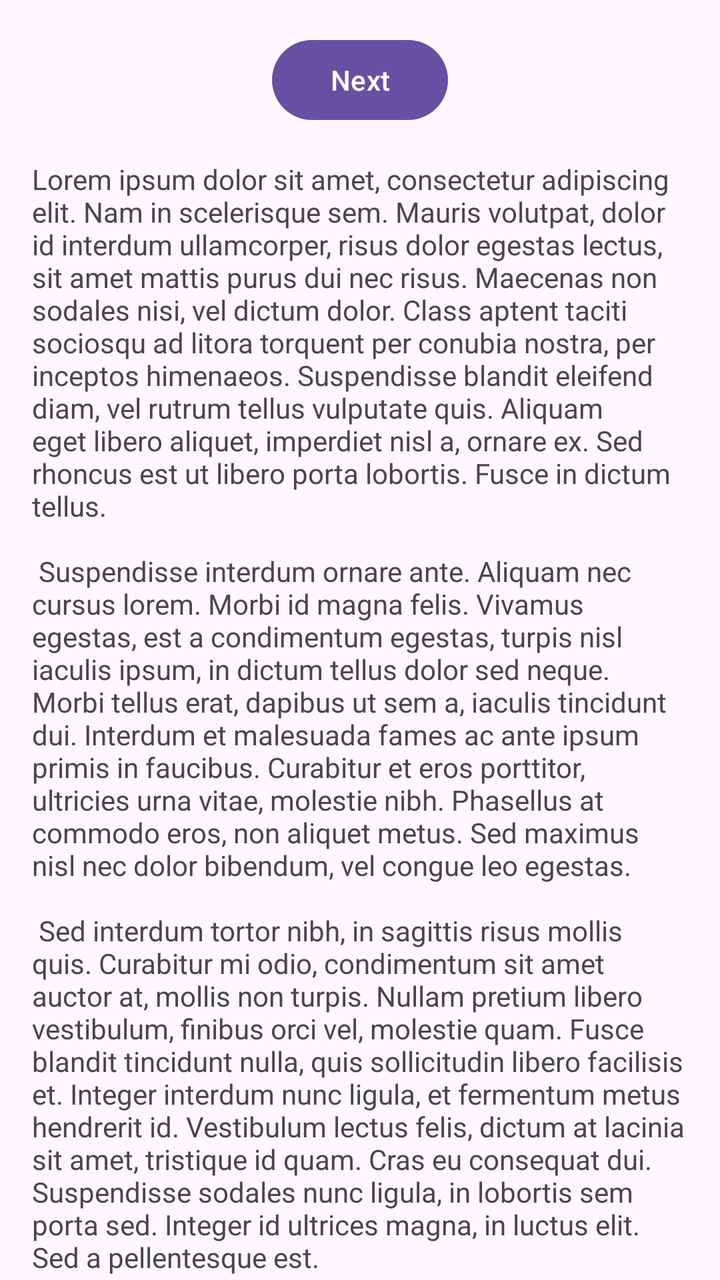
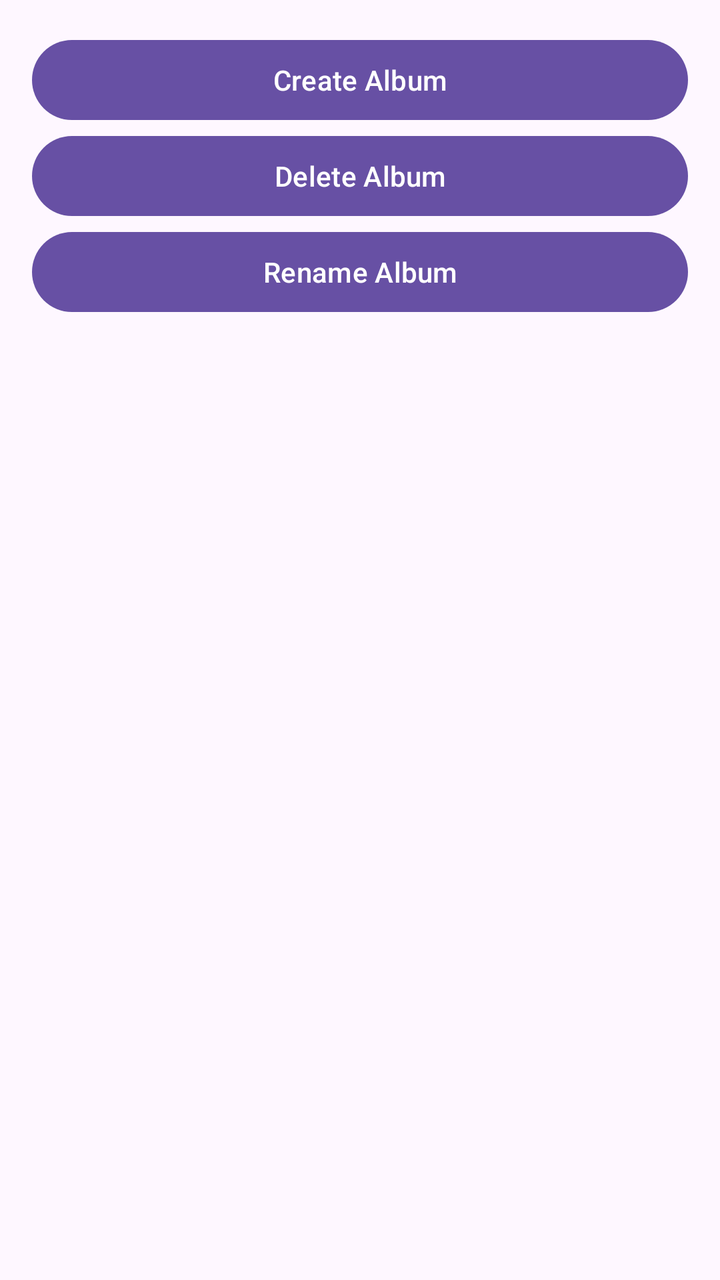

An Android layout rendered at two revisions. The XML below is the earlier revision; the diff shows what the commit changed to produce the second picture.
<!-- AndroidManifest.xml: application theme Theme.Photos -->
<!-- res/layout/fragment_first.xml -->
<?xml version="1.0" encoding="utf-8"?>
<androidx.core.widget.NestedScrollView xmlns:android="http://schemas.android.com/apk/res/android"
    xmlns:app="http://schemas.android.com/apk/res-auto"
    xmlns:tools="http://schemas.android.com/tools"
    android:layout_width="match_parent"
    android:layout_height="match_parent"
    tools:context=".FirstFragment">

    <androidx.constraintlayout.widget.ConstraintLayout
        android:layout_width="match_parent"
        android:layout_height="match_parent"
        android:padding="16dp">

        <Button
            android:id="@+id/button_first"
            android:layout_width="wrap_content"
            android:layout_height="wrap_content"
            android:text="@string/next"
            app:layout_constraintBottom_toTopOf="@id/textview_first"
            app:layout_constraintEnd_toEndOf="parent"
            app:layout_constraintStart_toStartOf="parent"
            app:layout_constraintTop_toTopOf="parent" />

        <TextView
            android:id="@+id/textview_first"
            android:layout_width="wrap_content"
            android:layout_height="wrap_content"
            android:layout_marginTop="16dp"
            android:text="@string/lorem_ipsum"
            app:layout_constraintBottom_toBottomOf="parent"
            app:layout_constraintEnd_toEndOf="parent"
            app:layout_constraintStart_toStartOf="parent"
            app:layout_constraintTop_toBottomOf="@id/button_first" />
    </androidx.constraintlayout.widget.ConstraintLayout>
</androidx.core.widget.NestedScrollView>
<!-- resources referenced by this layout -->
<resources>
  <string name="lorem_ipsum">
          Lorem ipsum dolor sit amet, consectetur adipiscing elit. Nam in scelerisque sem. Mauris
          volutpat, dolor id interdum ullamcorper, risus dolor egestas lectus, sit amet mattis purus
          dui nec risus. Maecenas non sodales nisi, vel dictum dolor. Class aptent taciti sociosqu ad
          litora torquent per conubia nostra, per inceptos himenaeos. Suspendisse blandit eleifend
          diam, vel rutrum tellus vulputate quis. Aliquam eget libero aliquet, imperdiet nisl a,
          ornare ex. Sed rhoncus est ut libero porta lobortis. Fusce in dictum tellus.\n\n
          Suspendisse interdum ornare ante. Aliquam nec cursus lorem. Morbi id magna felis. Vivamus
          egestas, est a condimentum egestas, turpis nisl iaculis ipsum, in dictum tellus dolor sed
          neque. Morbi tellus erat, dapibus ut sem a, iaculis tincidunt dui. Interdum et malesuada
          fames ac ante ipsum primis in faucibus. Curabitur et eros porttitor, ultricies urna vitae,
          molestie nibh. Phasellus at commodo eros, non aliquet metus. Sed maximus nisl nec dolor
          bibendum, vel congue leo egestas.\n\n
          Sed interdum tortor nibh, in sagittis risus mollis quis. Curabitur mi odio, condimentum sit
          amet auctor at, mollis non turpis. Nullam pretium libero vestibulum, finibus orci vel,
          molestie quam. Fusce blandit tincidunt nulla, quis sollicitudin libero facilisis et. Integer
          interdum nunc ligula, et fermentum metus hendrerit id. Vestibulum lectus felis, dictum at
          lacinia sit amet, tristique id quam. Cras eu consequat dui. Suspendisse sodales nunc ligula,
          in lobortis sem porta sed. Integer id ultrices magna, in luctus elit. Sed a pellentesque
          est.\n\n
          Aenean nunc velit, lacinia sed dolor sed, ultrices viverra nulla. Etiam a venenatis nibh.
          Morbi laoreet, tortor sed facilisis varius, nibh orci rhoncus nulla, id elementum leo dui
          non lorem. Nam mollis ipsum quis auctor varius. Quisque elementum eu libero sed commodo. In
          eros nisl, imperdiet vel imperdiet et, scelerisque a mauris. Pellentesque varius ex nunc,
          quis imperdiet eros placerat ac. Duis finibus orci et est auctor tincidunt. Sed non viverra
          ipsum. Nunc quis augue egestas, cursus lorem at, molestie sem. Morbi a consectetur ipsum, a
          placerat diam. Etiam vulputate dignissim convallis. Integer faucibus mauris sit amet finibus
          convallis.\n\n
          Phasellus in aliquet mi. Pellentesque habitant morbi tristique senectus et netus et
          malesuada fames ac turpis egestas. In volutpat arcu ut felis sagittis, in finibus massa
          gravida. Pellentesque id tellus orci. Integer dictum, lorem sed efficitur ullamcorper,
          libero justo consectetur ipsum, in mollis nisl ex sed nisl. Donec maximus ullamcorper
          sodales. Praesent bibendum rhoncus tellus nec feugiat. In a ornare nulla. Donec rhoncus
          libero vel nunc consequat, quis tincidunt nisl eleifend. Cras bibendum enim a justo luctus
          vestibulum. Fusce dictum libero quis erat maximus, vitae volutpat diam dignissim.
      </string>
  <string name="next">Next</string>
  <style name="Theme.Photos" parent="Base.Theme.Photos" />
  <style name="Base.Theme.Photos" parent="Theme.Material3.DayNight.NoActionBar">
          
          
      </style>
</resources>

<!-- the commit's change to res/layout/fragment_first.xml (unified diff, before → after) -->
@@ -1,35 +1,44 @@
 <?xml version="1.0" encoding="utf-8"?>
-<androidx.core.widget.NestedScrollView xmlns:android="http://schemas.android.com/apk/res/android"
+<androidx.constraintlayout.widget.ConstraintLayout xmlns:android="http://schemas.android.com/apk/res/android"
     xmlns:app="http://schemas.android.com/apk/res-auto"
-    xmlns:tools="http://schemas.android.com/tools"
     android:layout_width="match_parent"
     android:layout_height="match_parent"
-    tools:context=".FirstFragment">
+    android:padding="16dp">
 
-    <androidx.constraintlayout.widget.ConstraintLayout
-        android:layout_width="match_parent"
-        android:layout_height="match_parent"
-        android:padding="16dp">
+    <ListView
+        android:id="@+id/albumListView"
+        android:layout_width="0dp"
+        android:layout_height="0dp"
+        app:layout_constraintTop_toTopOf="parent"
+        app:layout_constraintBottom_toTopOf="@id/createAlbumButton"
+        app:layout_constraintStart_toStartOf="parent"
+        app:layout_constraintEnd_toEndOf="parent" />
 
-        <Button
-            android:id="@+id/button_first"
-            android:layout_width="wrap_content"
-            android:layout_height="wrap_content"
-            android:text="@string/next"
-            app:layout_constraintBottom_toTopOf="@id/textview_first"
-            app:layout_constraintEnd_toEndOf="parent"
-            app:layout_constraintStart_toStartOf="parent"
-            app:layout_constraintTop_toTopOf="parent" />
+    <Button
+        android:id="@+id/createAlbumButton"
+        android:layout_width="0dp"
+        android:layout_height="wrap_content"
+        android:text="Create Album"
+        app:layout_constraintTop_toBottomOf="@id/albumListView"
+        app:layout_constraintStart_toStartOf="parent"
+        app:layout_constraintEnd_toEndOf="parent" />
 
-        <TextView
-            android:id="@+id/textview_first"
-            android:layout_width="wrap_content"
-            android:layout_height="wrap_content"
-            android:layout_marginTop="16dp"
-            android:text="@string/lorem_ipsum"
-            app:layout_constraintBottom_toBottomOf="parent"
-            app:layout_constraintEnd_toEndOf="parent"
-            app:layout_constraintStart_toStartOf="parent"
-            app:layout_constraintTop_toBottomOf="@id/button_first" />
-    </androidx.constraintlayout.widget.ConstraintLayout>
-</androidx.core.widget.NestedScrollView>
+    <Button
+        android:id="@+id/deleteAlbumButton"
+        android:layout_width="0dp"
+        android:layout_height="wrap_content"
+        android:text="Delete Album"
+        app:layout_constraintTop_toBottomOf="@id/createAlbumButton"
+        app:layout_constraintStart_toStartOf="parent"
+        app:layout_constraintEnd_toEndOf="parent" />
+
+    <Button
+        android:id="@+id/renameAlbumButton"
+        android:layout_width="0dp"
+        android:layout_height="wrap_content"
+        android:text="Rename Album"
+        app:layout_constraintTop_toBottomOf="@id/deleteAlbumButton"
+        app:layout_constraintStart_toStartOf="parent"
+        app:layout_constraintEnd_toEndOf="parent" />
+
+</androidx.constraintlayout.widget.ConstraintLayout>
<!-- resource entries referenced after the edit -->
@@ -1,42 +1,5 @@
 <!-- resources referenced by this layout -->
 <resources>
-  <string name="lorem_ipsum">
-          Lorem ipsum dolor sit amet, consectetur adipiscing elit. Nam in scelerisque sem. Mauris
-          volutpat, dolor id interdum ullamcorper, risus dolor egestas lectus, sit amet mattis purus
-          dui nec risus. Maecenas non sodales nisi, vel dictum dolor. Class aptent taciti sociosqu ad
-          litora torquent per conubia nostra, per inceptos himenaeos. Suspendisse blandit eleifend
-          diam, vel rutrum tellus vulputate quis. Aliquam eget libero aliquet, imperdiet nisl a,
-          ornare ex. Sed rhoncus est ut libero porta lobortis. Fusce in dictum tellus.\n\n
-          Suspendisse interdum ornare ante. Aliquam nec cursus lorem. Morbi id magna felis. Vivamus
-          egestas, est a condimentum egestas, turpis nisl iaculis ipsum, in dictum tellus dolor sed
-          neque. Morbi tellus erat, dapibus ut sem a, iaculis tincidunt dui. Interdum et malesuada
-          fames ac ante ipsum primis in faucibus. Curabitur et eros porttitor, ultricies urna vitae,
-          molestie nibh. Phasellus at commodo eros, non aliquet metus. Sed maximus nisl nec dolor
-          bibendum, vel congue leo egestas.\n\n
-          Sed interdum tortor nibh, in sagittis risus mollis quis. Curabitur mi odio, condimentum sit
-          amet auctor at, mollis non turpis. Nullam pretium libero vestibulum, finibus orci vel,
-          molestie quam. Fusce blandit tincidunt nulla, quis sollicitudin libero facilisis et. Integer
-          interdum nunc ligula, et fermentum metus hendrerit id. Vestibulum lectus felis, dictum at
-          lacinia sit amet, tristique id quam. Cras eu consequat dui. Suspendisse sodales nunc ligula,
-          in lobortis sem porta sed. Integer id ultrices magna, in luctus elit. Sed a pellentesque
-          est.\n\n
-          Aenean nunc velit, lacinia sed dolor sed, ultrices viverra nulla. Etiam a venenatis nibh.
-          Morbi laoreet, tortor sed facilisis varius, nibh orci rhoncus nulla, id elementum leo dui
-          non lorem. Nam mollis ipsum quis auctor varius. Quisque elementum eu libero sed commodo. In
-          eros nisl, imperdiet vel imperdiet et, scelerisque a mauris. Pellentesque varius ex nunc,
-          quis imperdiet eros placerat ac. Duis finibus orci et est auctor tincidunt. Sed non viverra
-          ipsum. Nunc quis augue egestas, cursus lorem at, molestie sem. Morbi a consectetur ipsum, a
-          placerat diam. Etiam vulputate dignissim convallis. Integer faucibus mauris sit amet finibus
-          convallis.\n\n
-          Phasellus in aliquet mi. Pellentesque habitant morbi tristique senectus et netus et
-          malesuada fames ac turpis egestas. In volutpat arcu ut felis sagittis, in finibus massa
-          gravida. Pellentesque id tellus orci. Integer dictum, lorem sed efficitur ullamcorper,
-          libero justo consectetur ipsum, in mollis nisl ex sed nisl. Donec maximus ullamcorper
-          sodales. Praesent bibendum rhoncus tellus nec feugiat. In a ornare nulla. Donec rhoncus
-          libero vel nunc consequat, quis tincidunt nisl eleifend. Cras bibendum enim a justo luctus
-          vestibulum. Fusce dictum libero quis erat maximus, vitae volutpat diam dignissim.
-      </string>
-  <string name="next">Next</string>
   <style name="Theme.Photos" parent="Base.Theme.Photos" />
   <style name="Base.Theme.Photos" parent="Theme.Material3.DayNight.NoActionBar">
           
